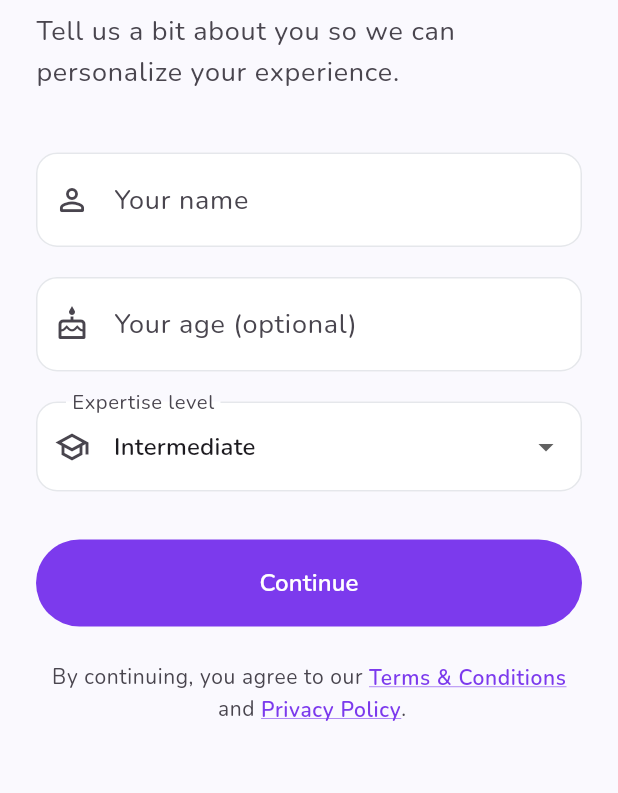
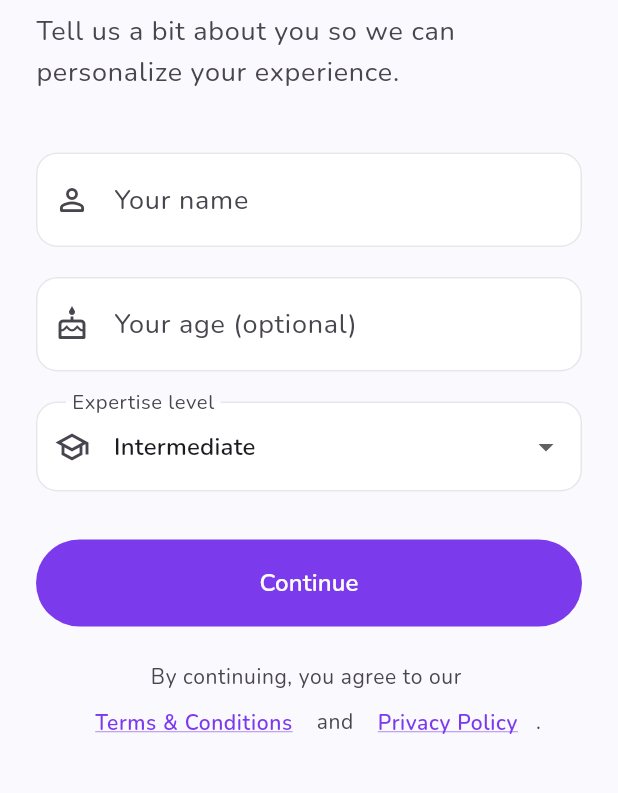
Before and after one commit to contactprofessorowl-dotcom/myapp, a Flutter app: the screen it shows after launch, after a tap on "Next", after a tap on "Skip", on a phone screen of 412 x 824 dp, the part 239-1032 px from its top. Run offline on Flutter 3.47's test engine with Material 3 defaults, Android fonts, the phone set to English and light mode, and no system bars; our stand-ins replace firebase_ai, firebase_analytics, firebase_core, firebase_crashlytics, flutter_tts, go_router and 3 more; accounts and stored records are empty; network calls fail.

Commit message:
Applied all a11y fixes

```diff
--- a/lib/home_screen.dart
+++ b/lib/home_screen.dart
@@ -39,6 +39,10 @@ class HomeScreen extends StatelessWidget {
               onPressed: () =>
                   Provider.of<ThemeProvider>(context, listen: false).toggleTheme(),
               tooltip: 'Toggle light / dark mode',
+              style: IconButton.styleFrom(
+                minimumSize: const Size(48, 48),
+                tapTargetSize: MaterialTapTargetSize.shrinkWrap,
+              ),
             ),
           ],
         ),
--- a/lib/onboarding_screen.dart
+++ b/lib/onboarding_screen.dart
@@ -78,7 +78,11 @@ class _OnboardingScreenState extends State<OnboardingScreen> {
               padding: const EdgeInsets.fromLTRB(24, 16, 24, 32),
               child: Column(
                 children: [
-                  Row(
+                  Semantics(
+                    liveRegion: true,
+                    label: 'Page ${_currentPage + 1} of $_numPages',
+                    child: ExcludeSemantics(
+                      child: Row(
                         mainAxisAlignment: MainAxisAlignment.center,
                         children: List.generate(
                           _numPages,
@@ -92,6 +96,8 @@ class _OnboardingScreenState extends State<OnboardingScreen> {
                                   ? theme.colorScheme.primary
                                   : theme.colorScheme.primary.withValues(alpha: 0.3),
                               borderRadius: BorderRadius.circular(4),
+                            ),
+                          ),
                         ),
                       ),
                     ),
--- a/lib/quiz_screen.dart
+++ b/lib/quiz_screen.dart
@@ -104,6 +104,10 @@ class _QuizScreenState extends State<QuizScreen> {
             icon: const Icon(Icons.close_rounded),
             onPressed: () => _showExitConfirmation(context),
             tooltip: 'Close quiz',
+            style: IconButton.styleFrom(
+              minimumSize: const Size(48, 48),
+              tapTargetSize: MaterialTapTargetSize.shrinkWrap,
+            ),
           ),
         ),
         actions: [
--- a/lib/results_screen.dart
+++ b/lib/results_screen.dart
@@ -205,6 +205,7 @@ class _ResultsScreenState extends State<ResultsScreen> {
                     if (_pointsEarned != null) ...[
                       const SizedBox(height: 16),
                       Semantics(
+                        liveRegion: true,
                         label: 'You earned $_pointsEarned points',
                         child: Container(
                           padding: const EdgeInsets.symmetric(horizontal: 16, vertical: 12),
@@ -238,6 +239,7 @@ class _ResultsScreenState extends State<ResultsScreen> {
                         return Padding(
                           padding: const EdgeInsets.only(bottom: 8),
                           child: Semantics(
+                            liveRegion: true,
                             label: 'New badge: ${a.name}. ${a.description}',
                             child: Row(
                               mainAxisSize: MainAxisSize.min,
--- a/lib/splash_screen.dart
+++ b/lib/splash_screen.dart
@@ -26,6 +26,11 @@ class SplashScreen extends StatelessWidget {
           child: Column(
             mainAxisAlignment: MainAxisAlignment.center,
             children: [
+              Semantics(
+                label: 'Flash. Loading.',
+                child: Column(
+                  mainAxisSize: MainAxisSize.min,
+                  children: [
                     Container(
                       padding: const EdgeInsets.all(28),
                       decoration: BoxDecoration(
@@ -53,6 +58,9 @@ class SplashScreen extends StatelessWidget {
                         color: Colors.white.withValues(alpha: 0.9),
                       ),
                     ),
+                  ],
+                ),
+              ),
               const SizedBox(height: 48),
               const SizedBox(
                 width: 32,
--- a/lib/theme.dart
+++ b/lib/theme.dart
@@ -177,7 +177,7 @@ final ThemeData lightTheme = ThemeData(
       borderSide: const BorderSide(color: Color(0xFF7C3AED), width: 2),
     ),
     contentPadding: const EdgeInsets.symmetric(horizontal: 20, vertical: 18),
-    hintStyle: GoogleFonts.nunito(color: Colors.grey.shade600, fontSize: 16),
+    hintStyle: GoogleFonts.nunito(color: const Color(0xFF6B7280), fontSize: 16),
   ),
 );
 
--- a/lib/welcome_screen.dart
+++ b/lib/welcome_screen.dart
@@ -179,8 +179,8 @@ class _LinkText extends StatelessWidget {
     return TextButton(
       onPressed: onTap,
       style: TextButton.styleFrom(
-        minimumSize: Size.zero,
-        padding: EdgeInsets.zero,
+        minimumSize: const Size(24, 24),
+        padding: const EdgeInsets.symmetric(horizontal: 12, vertical: 10),
         tapTargetSize: MaterialTapTargetSize.shrinkWrap,
         foregroundColor: theme.colorScheme.primary,
       ),
```
Also changed, not shown: lib/generate_quiz_screen.dart (+8 -4 lines), lib/generate_vocabulary_screen.dart (+10 -2 lines), lib/legal/privacy_policy_screen.dart (+8 -5 lines), lib/legal/terms_screen.dart (+8 -5 lines). Lines whose indentation alone changed are shown as unchanged.
